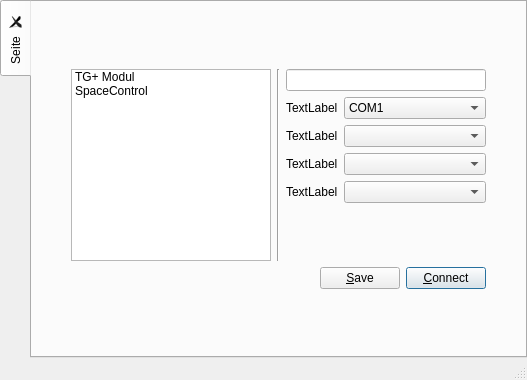
First picture: the form in src/ui/mainwindow.ui, repository solaristhesun/superterm, before the edit.
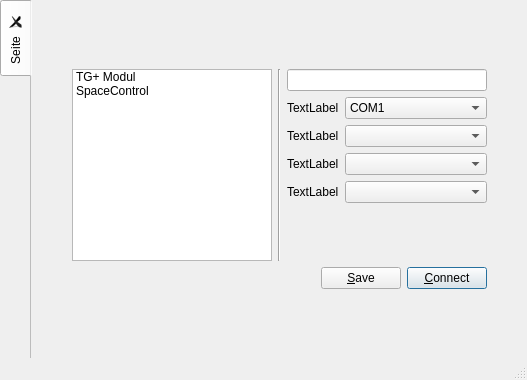
Second picture: the form after the edit.

Commit message: enabled DocumentMode

Patch:
```diff
--- a/src/ui/mainwindow.ui
+++ b/src/ui/mainwindow.ui
@@ -48,7 +48,7 @@
        <enum>Qt::ElideNone</enum>
       </property>
       <property name="documentMode">
-       <bool>false</bool>
+       <bool>true</bool>
       </property>
       <property name="tabsClosable">
        <bool>true</bool>
```
